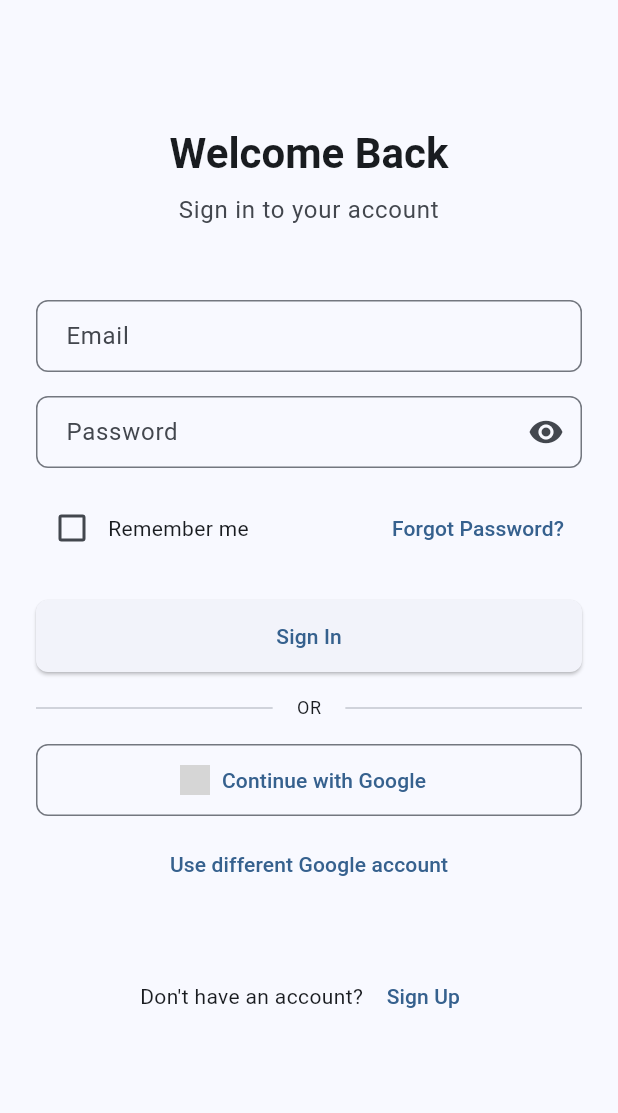
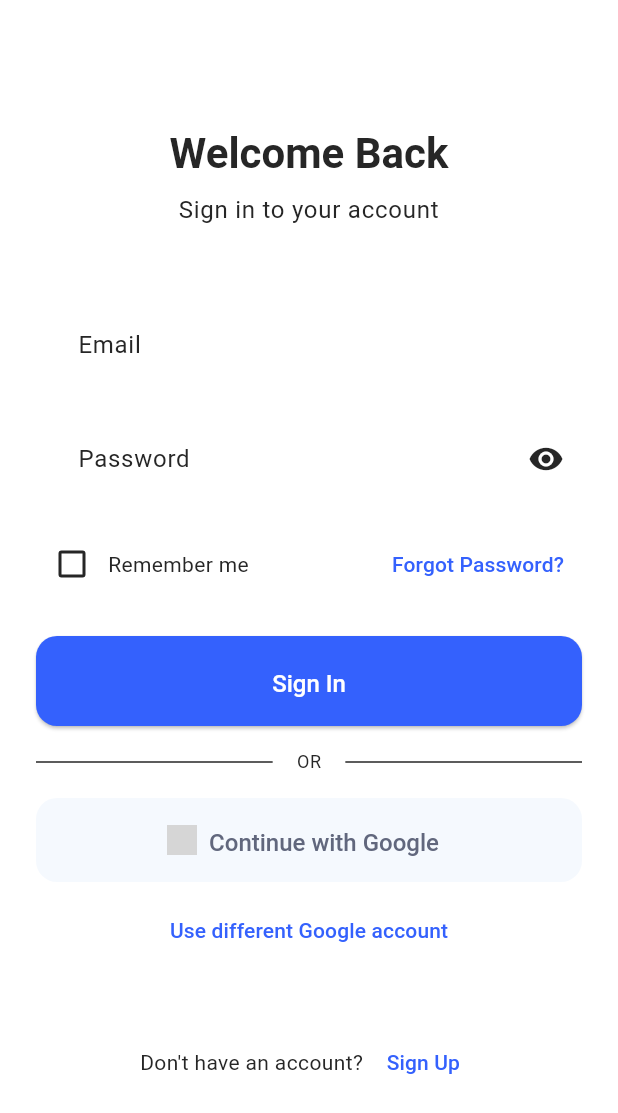
Before and after one commit to HiFinance-pvt/hifi-mobile, a Flutter app: the screen it shows after launch, on a phone screen of 412 x 824 dp. Shown: the top 1113 px of the screen. Run offline on Flutter 3.47's test engine with Material 3 defaults, Android fonts, the phone set to English and light mode, and no system bars; our stand-ins replace firebase_auth, firebase_core, get, google_sign_in, shared_preferences; accounts and stored records are empty; Roboto replaces fonts that are missing (Poppins); grey boxes are pictures that could not be loaded.

Commit message:
feat: add Figma design system colors and theme updates

```diff
--- a/lib/shared/themes/app_theme.dart
+++ b/lib/shared/themes/app_theme.dart
@@ -1,12 +1,29 @@
 import 'package:flutter/material.dart';
 
 class AppTheme {
+  // Design system colors from Figma
+  static const Color primary600 = Color(0xFF2A4ECA);
+  static const Color primary500 = Color(0xFF3461FD);
+  static const Color gray700 = Color(0xFF61677D);
+  static const Color gray800 = Color(0xFF3B4054);
+  static const Color gray600 = Color(0xFF7C8BA0);
+  static const Color gray900 = Color(0xFF262626);
+  static const Color gray50 = Color(0xFFF5F9FE);
+  static const Color grayWhite = Color(0xFFFFFFFF);
+
   static ThemeData get lightTheme {
     return ThemeData(
       useMaterial3: true,
-      colorScheme: ColorScheme.fromSeed(
-        seedColor: Colors.blue,
-        brightness: Brightness.light,
+      fontFamily: 'Poppins',
+      colorScheme: const ColorScheme.light(
+        primary: primary500,
+        secondary: primary600,
+        surface: grayWhite,
+        background: grayWhite,
+        onPrimary: grayWhite,
+        onSecondary: grayWhite,
+        onSurface: gray900,
+        onBackground: gray900,
       ),
       appBarTheme: const AppBarTheme(
         centerTitle: true,
@@ -14,25 +31,60 @@ class AppTheme {
       ),
       elevatedButtonTheme: ElevatedButtonThemeData(
         style: ElevatedButton.styleFrom(
-          minimumSize: const Size(double.infinity, 48),
+          backgroundColor: primary500,
+          foregroundColor: grayWhite,
+          minimumSize: const Size(double.infinity, 60),
           shape: RoundedRectangleBorder(
-            borderRadius: BorderRadius.circular(8),
+            borderRadius: BorderRadius.circular(14),
+          ),
+          textStyle: const TextStyle(
+            fontFamily: 'Poppins',
+            fontSize: 16,
+            fontWeight: FontWeight.w500,
+            height: 1.5,
           ),
         ),
       ),
       outlinedButtonTheme: OutlinedButtonThemeData(
         style: OutlinedButton.styleFrom(
-          minimumSize: const Size(double.infinity, 48),
+          backgroundColor: gray50,
+          foregroundColor: gray700,
+          minimumSize: const Size(double.infinity, 56),
           shape: RoundedRectangleBorder(
-            borderRadius: BorderRadius.circular(8),
+            borderRadius: BorderRadius.circular(14),
+          ),
+          side: BorderSide.none,
+          textStyle: const TextStyle(
+            fontFamily: 'Poppins',
+            fontSize: 16,
+            fontWeight: FontWeight.w500,
+            height: 1.5,
           ),
         ),
       ),
       inputDecorationTheme: InputDecorationTheme(
+        filled: true,
+        fillColor: Colors.white.withOpacity(0.2),
         border: OutlineInputBorder(
-          borderRadius: BorderRadius.circular(8),
+          borderRadius: BorderRadius.circular(14),
+          borderSide: const BorderSide(color: grayWhite),
         ),
-        contentPadding: const EdgeInsets.symmetric(horizontal: 16, vertical: 12),
+        enabledBorder: OutlineInputBorder(
+          borderRadius: BorderRadius.circular(14),
+          borderSide: const BorderSide(color: grayWhite),
+        ),
+        focusedBorder: OutlineInputBorder(
+          borderRadius: BorderRadius.circular(14),
+          borderSide: const BorderSide(color: primary500, width: 2),
+        ),
+        contentPadding: const EdgeInsets.symmetric(horizontal: 24, vertical: 18),
+        hintStyle: const TextStyle(
+          fontFamily: 'Poppins',
+          fontSize: 16,
+          fontWeight: FontWeight.w400,
+          color: gray600,
+          height: 1.5,
+        ),
       ),
     );
   }
@@ -40,9 +92,16 @@ class AppTheme {
   static ThemeData get darkTheme {
     return ThemeData(
       useMaterial3: true,
-      colorScheme: ColorScheme.fromSeed(
-        seedColor: Colors.blue,
-        brightness: Brightness.dark,
+      fontFamily: 'Poppins',
+      colorScheme: const ColorScheme.dark(
+        primary: primary500,
+        secondary: primary600,
+        surface: gray900,
+        background: gray900,
+        onPrimary: grayWhite,
+        onSecondary: grayWhite,
+        onSurface: grayWhite,
+        onBackground: grayWhite,
       ),
       appBarTheme: const AppBarTheme(
         centerTitle: true,
@@ -50,25 +109,60 @@ class AppTheme {
       ),
       elevatedButtonTheme: ElevatedButtonThemeData(
         style: ElevatedButton.styleFrom(
-          minimumSize: const Size(double.infinity, 48),
+          backgroundColor: primary500,
+          foregroundColor: grayWhite,
+          minimumSize: const Size(double.infinity, 60),
           shape: RoundedRectangleBorder(
-            borderRadius: BorderRadius.circular(8),
+            borderRadius: BorderRadius.circular(14),
+          ),
+          textStyle: const TextStyle(
+            fontFamily: 'Poppins',
+            fontSize: 16,
+            fontWeight: FontWeight.w500,
+            height: 1.5,
           ),
         ),
       ),
       outlinedButtonTheme: OutlinedButtonThemeData(
         style: OutlinedButton.styleFrom(
-          minimumSize: const Size(double.infinity, 48),
+          backgroundColor: gray50,
+          foregroundColor: gray700,
+          minimumSize: const Size(double.infinity, 56),
           shape: RoundedRectangleBorder(
-            borderRadius: BorderRadius.circular(8),
+            borderRadius: BorderRadius.circular(14),
+          ),
+          side: BorderSide.none,
+          textStyle: const TextStyle(
+            fontFamily: 'Poppins',
+            fontSize: 16,
+            fontWeight: FontWeight.w500,
+            height: 1.5,
           ),
         ),
       ),
       inputDecorationTheme: InputDecorationTheme(
+        filled: true,
+        fillColor: Colors.white.withOpacity(0.1),
         border: OutlineInputBorder(
-          borderRadius: BorderRadius.circular(8),
+          borderRadius: BorderRadius.circular(14),
+          borderSide: const BorderSide(color: gray600),
         ),
-        contentPadding: const EdgeInsets.symmetric(horizontal: 16, vertical: 12),
+        enabledBorder: OutlineInputBorder(
+          borderRadius: BorderRadius.circular(14),
+          borderSide: const BorderSide(color: gray600),
+        ),
+        focusedBorder: OutlineInputBorder(
+          borderRadius: BorderRadius.circular(14),
+          borderSide: const BorderSide(color: primary500, width: 2),
+        ),
+        contentPadding: const EdgeInsets.symmetric(horizontal: 24, vertical: 18),
+        hintStyle: const TextStyle(
+          fontFamily: 'Poppins',
+          fontSize: 16,
+          fontWeight: FontWeight.w400,
+          color: gray600,
+          height: 1.5,
+        ),
       ),
     );
   }
```
